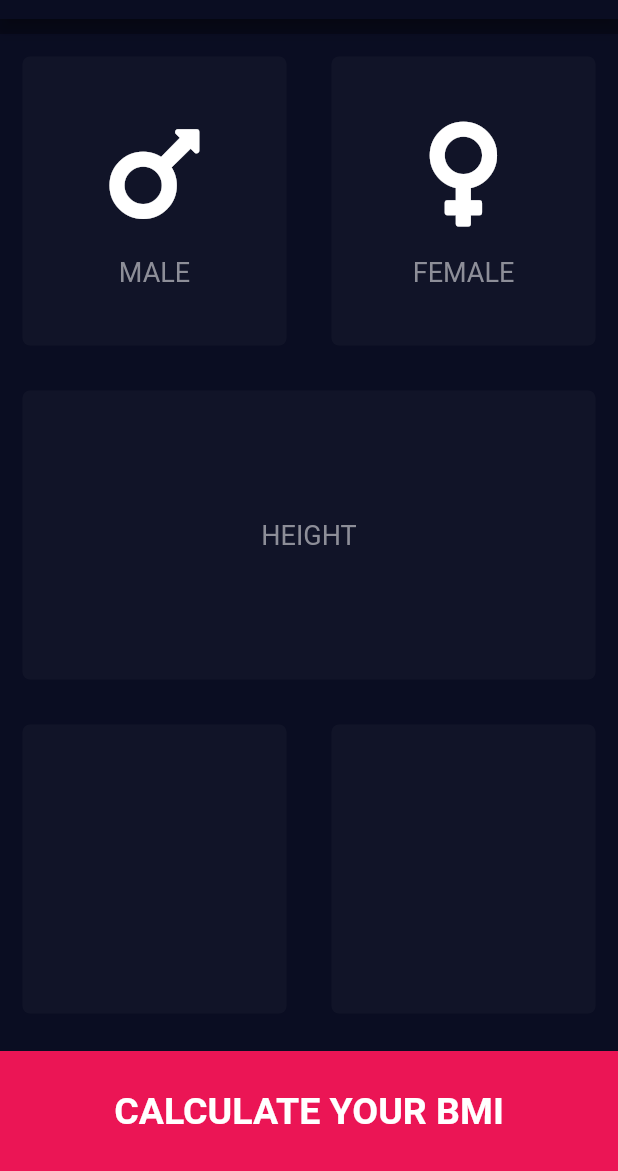
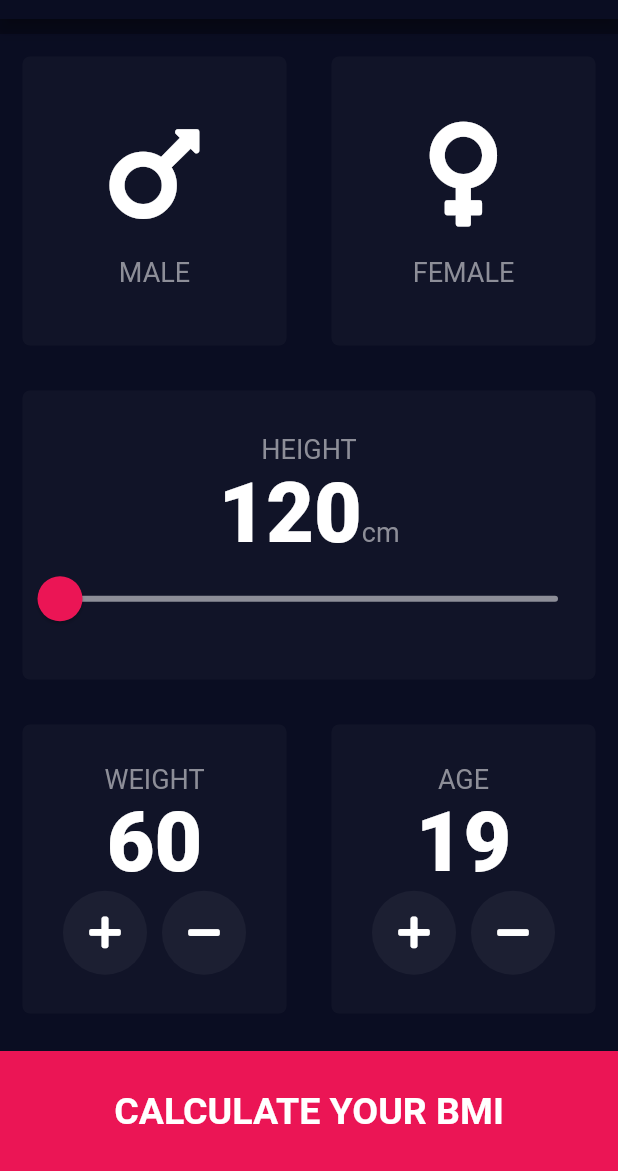
Before and after one commit to bgarcia95/bmi_calculator_own_app, a Flutter app: the screen it shows after launch, on a phone screen of 412 x 824 dp, the part 65-1236 px from its top. Run offline on Flutter 3.47's test engine with Material 2 defaults, Android fonts, the phone set to English and light mode, and no system bars; our stand-ins replace font_awesome_flutter.

Commit message:
First screen interface finished.

```diff
--- a/lib/constants.dart
+++ b/lib/constants.dart
@@ -16,7 +16,28 @@ const kBottomButtonTitle = TextStyle(
   fontWeight: FontWeight.bold,
 );
 
+const kNumberTextStyle = TextStyle(
+  fontSize: 55.0,
+  fontWeight: FontWeight.w900,
+);
+
+const kMinHeight = 120; //cm
+const kMaxHeight = 220;
+
+const kMinWeight = 60; //kg
+const kMaxWeight = 200;
+
+const kMinAge = 18;
+const kMaxAge = 100;
+
 //Label Text Color =  0xFF8D8E98
 
 // Active = 0xFF1D1F33
 // Inactive Color = 0xFF111428,
+
+//Slider
+//activeTrackColor: Colors.white,
+//inactiveTrackColor: Color(0xFF8D8E98),
+//thumbColor: Color(0xFFEB1555),
+//overlayColor:
+//Color(0x29EB1555),
--- a/lib/input_page.dart
+++ b/lib/input_page.dart
@@ -4,6 +4,7 @@ import 'constants.dart';
 import 'icon_content.dart';
 import 'package:font_awesome_flutter/font_awesome_flutter.dart';
 import 'bottom_button.dart';
+import 'round_icon_button.dart';
 
 enum GenderType {
   male,
@@ -17,6 +18,9 @@ class InputPage extends StatefulWidget {
 
 class _InputPageState extends State<InputPage> {
   GenderType selectedGender;
+  int height = 120;
+  int weight = 60;
+  int age = 19;
 
   @override
   Widget build(BuildContext context) {
@@ -83,10 +87,47 @@ class _InputPageState extends State<InputPage> {
                             Text(
                               'HEIGHT',
                               style: kLabelTextStyle,
-                            )
+                            ),
+                            Row(
+                              mainAxisAlignment: MainAxisAlignment.center,
+                              crossAxisAlignment: CrossAxisAlignment.baseline,
+                              textBaseline: TextBaseline.alphabetic,
+                              children: <Widget>[
+                                Text(
+                                  height.toString(),
+                                  style: kNumberTextStyle,
+                                ),
+                                Text(
+                                  'cm',
+                                  style: kLabelTextStyle,
+                                ),
+                              ],
+                            ),
+                            SliderTheme(
+                              data: SliderTheme.of(context).copyWith(
+                                activeTrackColor: Colors.white,
+                                inactiveTrackColor: Color(0xFF8D8E98),
+                                thumbColor: Color(0xFFEB1555),
+                                overlayColor:
+                                    Color(0x29EB1555), //ratio's shape color
+                                thumbShape: RoundSliderThumbShape(
+                                    enabledThumbRadius: 15.0),
+                                overlayShape: RoundSliderOverlayShape(
+                                    overlayRadius: 25.0),
+                              ),
+                              child: Slider(
+                                value: height.toDouble(),
+                                min: kMinHeight.toDouble(),
+                                max: kMaxHeight.toDouble(),
+                                onChanged: (double newValue) {
+                                  setState(() {
+                                    height = newValue.round();
+                                  });
+                                },
+                              ),
+                            ),
                           ],
                         ),
-                        onPress: null,
                         colorPicked: kInactiveColor),
                   ),
                 ],
@@ -97,14 +138,85 @@ class _InputPageState extends State<InputPage> {
                 children: <Widget>[
                   Expanded(
                     child: ReusableCard(
-                      cardChild: null,
-                      onPress: null,
+                      cardChild: Column(
+                        mainAxisAlignment: MainAxisAlignment.center,
+                        children: <Widget>[
+                          Text(
+                            'WEIGHT',
+                            style: kLabelTextStyle,
+                          ),
+                          Text(
+                            weight.toString(),
+                            style: kNumberTextStyle,
+                          ),
+                          Row(
+                            mainAxisAlignment: MainAxisAlignment.center,
+                            children: <Widget>[
+                              RoundMaterialButton(
+                                icon: FontAwesomeIcons.plus,
+                                onPressed: () {
+                                  setState(() {
+                                    weight++;
+                                  });
+                                },
+                              ),
+                              SizedBox(
+                                width: 10.0,
+                              ),
+                              RoundMaterialButton(
+                                icon: FontAwesomeIcons.minus,
+                                onPressed: () {
+                                  setState(() {
+                                    weight--;
+                                  });
+                                },
+                              )
+                            ],
+                          ),
+                        ],
+                      ),
                       colorPicked: kInactiveColor,
                     ),
                   ),
                   Expanded(
                     child: ReusableCard(
-                      cardChild: null,
+                      cardChild: Column(
+                        mainAxisAlignment: MainAxisAlignment.center,
+                        children: <Widget>[
+                          Text(
+                            'AGE',
+                            style: kLabelTextStyle,
+                          ),
+                          Text(
+                            age.toString(),
+                            style: kNumberTextStyle,
+                          ),
+                          Row(
+                            mainAxisAlignment: MainAxisAlignment.center,
+                            children: <Widget>[
+                              RoundMaterialButton(
+                                icon: FontAwesomeIcons.plus,
+                                onPressed: () {
+                                  setState(() {
+                                    age++;
+                                  });
+                                },
+                              ),
+                              SizedBox(
+                                width: 10.0,
+                              ),
+                              RoundMaterialButton(
+                                icon: FontAwesomeIcons.minus,
+                                onPressed: () {
+                                  setState(() {
+                                    age--;
+                                  });
+                                },
+                              )
+                            ],
+                          ),
+                        ],
+                      ),
                       onPress: null,
                       colorPicked: kInactiveColor,
                     ),
--- a/lib/reusable_card.dart
+++ b/lib/reusable_card.dart
@@ -5,10 +5,7 @@ class ReusableCard extends StatelessWidget {
   final Function onPress;
   final Color colorPicked;
 
-  ReusableCard(
-      {@required this.cardChild,
-      @required this.onPress,
-      @required this.colorPicked});
+  ReusableCard({@required this.cardChild, this.onPress, this.colorPicked});
 
   @override
   Widget build(BuildContext context) {
--- /dev/null
+++ b/lib/round_icon_button.dart
@@ -0,0 +1,23 @@
+import 'package:flutter/material.dart';
+
+class RoundMaterialButton extends StatelessWidget {
+  final IconData icon;
+  final Function onPressed;
+
+  RoundMaterialButton({@required this.onPressed, @required this.icon});
+
+  @override
+  Widget build(BuildContext context) {
+    return RawMaterialButton(
+      onPressed: onPressed,
+      child: Icon(icon),
+      elevation: 0.0,
+      fillColor: Color(0xFF1C1F32),
+      shape: CircleBorder(),
+      constraints: BoxConstraints.tightFor(
+        height: 56.0,
+        width: 56.0,
+      ),
+    );
+  }
+}
```
